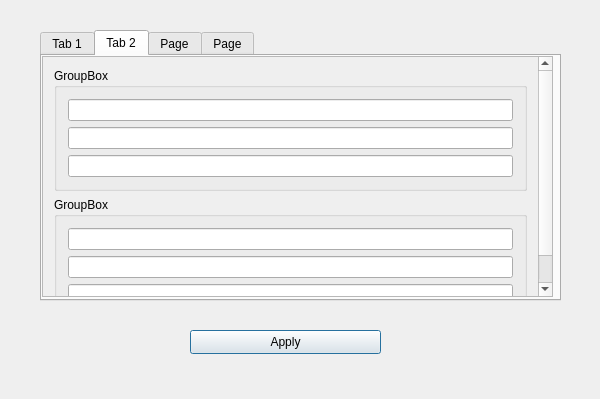
This is WindowProjectSettings.ui in Kiukey/UnrealManager as Qt 5 draws it before an edit. The edited form follows.
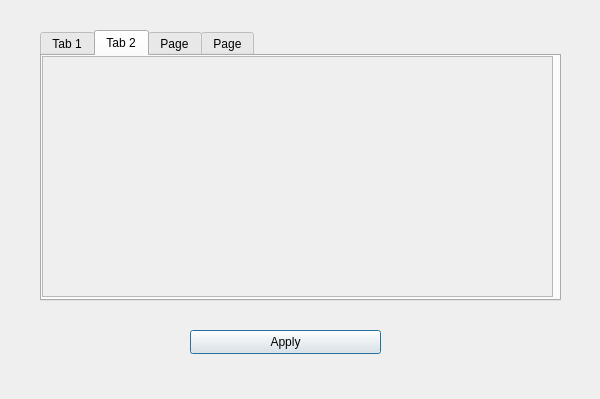
This is the edited form. The open tabs and pages were chosen to show the change.

Commit message: removing .vcxproj from pushes and fixing bug with ui

The edit to the form file:
```diff
--- a/WindowProjectSettings.ui
+++ b/WindowProjectSettings.ui
@@ -74,49 +74,11 @@
       <property name="geometry">
        <rect>
         <x>0</x>
-        <y>-13</y>
-        <width>492</width>
-        <height>252</height>
+        <y>0</y>
+        <width>509</width>
+        <height>239</height>
        </rect>
       </property>
-      <layout class="QVBoxLayout" name="verticalLayout_2">
-       <item>
-        <widget class="QGroupBox" name="groupBox">
-         <property name="title">
-          <string>GroupBox</string>
-         </property>
-         <layout class="QGridLayout" name="gridLayout">
-          <item row="1" column="0">
-           <widget class="QLineEdit" name="lineEdit_2"/>
-          </item>
-          <item row="0" column="0">
-           <widget class="QLineEdit" name="lineEdit"/>
-          </item>
-          <item row="2" column="0">
-           <widget class="QLineEdit" name="lineEdit_3"/>
-          </item>
-         </layout>
-        </widget>
-       </item>
-       <item>
-        <widget class="QGroupBox" name="groupBox_2">
-         <property name="title">
-          <string>GroupBox</string>
-         </property>
-         <layout class="QGridLayout" name="gridLayout_2">
-          <item row="1" column="0">
-           <widget class="QLineEdit" name="lineEdit_5"/>
-          </item>
-          <item row="0" column="0">
-           <widget class="QLineEdit" name="lineEdit_4"/>
-          </item>
-          <item row="2" column="0">
-           <widget class="QLineEdit" name="lineEdit_6"/>
-          </item>
-         </layout>
-        </widget>
-       </item>
-      </layout>
      </widget>
     </widget>
    </widget>
```
Left out of the diff: 9 changed lines with no effect on the pictures. The commit also changes 3 other files.
